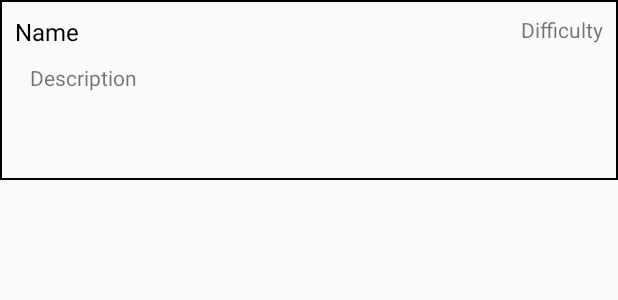
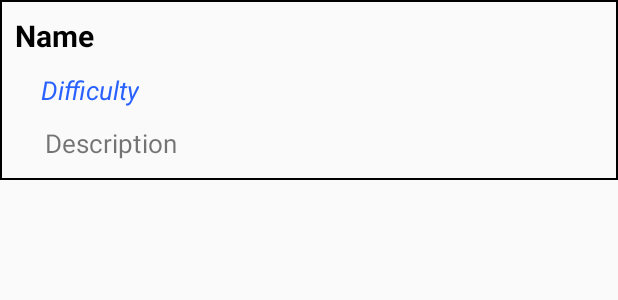
Before and after one commit to Cthaeeh/Verschachtelt, an Android app: the layout item_puzzle.xml on its own in the app's theme, with its tools: preview values and no code run, on a phone screen of 412 x 824 dp. Shown: the top 300 px of the screen. Run offline under Robolectric (Android 15) with nearby library versions, the phone set to English and light mode, and no system bars.

Commit message:
removed unnecessary backgrounds new ai_settings background background_two as a test, main activity still looks bad in landscape mode -puzzle selection activity looks different now

```diff
--- a/app/src/main/res/layout-land/activity_ai_settings.xml
+++ b/app/src/main/res/layout-land/activity_ai_settings.xml
@@ -1,7 +1,7 @@
 <?xml version="1.0" encoding="utf-8"?>
 <RelativeLayout xmlns:android="http://schemas.android.com/apk/res/android"
     android:layout_width="match_parent" android:layout_height="match_parent"
-    android:background="@drawable/aisettings_background_land">
+    android:background="@drawable/ai_settings">
 
     <Button
         android:layout_width="wrap_content"
--- a/app/src/main/res/layout/activity_ai_settings.xml
+++ b/app/src/main/res/layout/activity_ai_settings.xml
@@ -1,7 +1,7 @@
 <?xml version="1.0" encoding="utf-8"?>
 <RelativeLayout xmlns:android="http://schemas.android.com/apk/res/android"
     android:layout_width="match_parent" android:layout_height="match_parent"
-    android:background="@drawable/aisettings_normal">
+    android:background="@drawable/ai_settings">
 
     <Button
         android:layout_width="wrap_content"
--- a/app/src/main/res/layout/item_puzzle.xml
+++ b/app/src/main/res/layout/item_puzzle.xml
@@ -8,33 +8,35 @@
         android:layout_height="wrap_content"
         android:id="@+id/puzzleName"
         android:text="Name"
-        android:textSize="16sp"
+        android:textSize="20sp"
         android:layout_marginLeft="10dp"
         android:layout_marginTop="10dp"
-        android:textColor="@color/puzzleItemNameColor"/>
+        android:textColor="@color/puzzleItemNameColor"
+        android:textStyle="bold" />
 
     <TextView
         android:layout_width="wrap_content"
         android:layout_height="wrap_content"
         android:text="Description"
-        android:textSize="14sp"
+        android:textSize="17sp"
         android:id="@+id/puzzleDescription"
         android:layout_marginLeft="20dp"
-        android:layout_marginTop="10dp"
-        android:layout_marginBottom="10dp"
-        android:layout_below="@+id/puzzleName"
-        android:layout_alignParentStart="true" />
+        android:layout_marginTop="11dp"
+        android:layout_alignTop="@+id/doneIcon"
+        android:layout_alignStart="@+id/puzzleName" />
 
     <TextView
         android:layout_width="wrap_content"
         android:layout_height="wrap_content"
         android:text="Difficulty"
-        android:textSize="14sp"
+        android:textSize="17sp"
         android:id="@+id/puzzleDifficulty"
         android:layout_marginRight="10dp"
-        android:layout_marginTop="10dp"
-        android:layout_alignParentTop="true"
-        android:layout_alignParentEnd="true" />
+        android:layout_marginStart="17dp"
+        android:layout_centerVertical="true"
+        android:layout_alignStart="@+id/puzzleName"
+        android:textStyle="italic"
+        android:textColor="@color/gameModeColor" />
 
     <ImageView
         android:layout_width="48dp"
--- a/app/src/main/res/values/colors.xml
+++ b/app/src/main/res/values/colors.xml
@@ -22,4 +22,6 @@
     <color name="pawnChangeBackgroundColor">#ffffff</color>
 
     <color name="buttonColor">#f2e3d4</color>
+
+    <color name="white">#FFFFFF</color>
 </resources>
```
Also changed, not shown: app/src/main/res/drawable-nodpi/ai_settings.jpg (added), app/src/main/res/drawable-nodpi/background_two.png (added), 1 other file.
